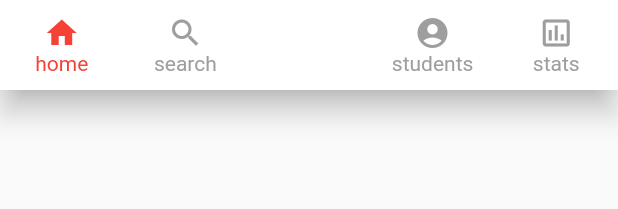
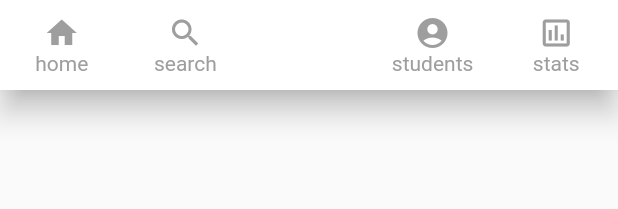
Before and after one commit to nishantGcode10/gurukul, a Flutter app: the FABBottomAppBar widget shown alone on an empty page, opened directly, on a phone screen of 412 x 824 dp. Shown: the top 209 px of the screen. Run offline on Flutter 3.47's test engine with Material 2 defaults, Android fonts, the light colour scheme and no system bars; our stand-ins replace auto_size_text, cloud_firestore, firebase_auth, form_field_validator, modal_progress_hud and 2 more; missing offline and left inert: dart:ffi; accounts and stored records are empty.

Commit message:
pageview Added for navbar

```diff
--- a/lib/utilities/bottomNavBar.dart
+++ b/lib/utilities/bottomNavBar.dart
@@ -7,19 +7,6 @@ class FABBottomAppBarItem {
 }
 
 class FABBottomAppBar extends StatefulWidget {
-  FABBottomAppBar({
-    this.items,
-    this.centerItemText,
-    this.height: 60.0,
-    this.iconSize: 24.0,
-    this.backgroundColor,
-    this.color,
-    this.selectedColor,
-    this.notchedShape,
-    this.onTabSelected,
-  }) {
-    assert(this.items.length == 2 || this.items.length == 4);
-  }
   final List<FABBottomAppBarItem> items;
   final String centerItemText;
   final double height;
@@ -29,6 +16,18 @@ class FABBottomAppBar extends StatefulWidget {
   final Color selectedColor;
   final NotchedShape notchedShape;
   final ValueChanged<int> onTabSelected;
+  final int pIndex;
+  FABBottomAppBar(
+      {this.items,
+      this.centerItemText,
+      this.height: 60.0,
+      this.iconSize: 24.0,
+      this.backgroundColor,
+      this.color,
+      this.selectedColor,
+      this.notchedShape,
+      this.onTabSelected,
+      this.pIndex});
 
   @override
   State<StatefulWidget> createState() => FABBottomAppBarState();
@@ -36,9 +35,15 @@ class FABBottomAppBar extends StatefulWidget {
 
 class FABBottomAppBarState extends State<FABBottomAppBar> {
   int _selectedIndex = 0;
+  @override
+  void initState() {
+    // TODO: implement initState
+    super.initState();
+    _selectedIndex = widget.pIndex;
+  }
 
   void _updateIndex(int index) {
-    //widget.onTabSelected(index);
+    widget.onTabSelected(index);
     setState(() {
       _selectedIndex = index;
     });
```
Also changed, not shown: lib/screens/s2.dart (added, +15 -0 lines), lib/screens/student_page_view.dart (added, +90 -0 lines), lib/screens/student_quiz_page.dart (+94 -74 lines), lib/utilities/student_dashboard_tile.dart (+17 -4 lines), lib/screens/student_quiz_record.dart (added).
